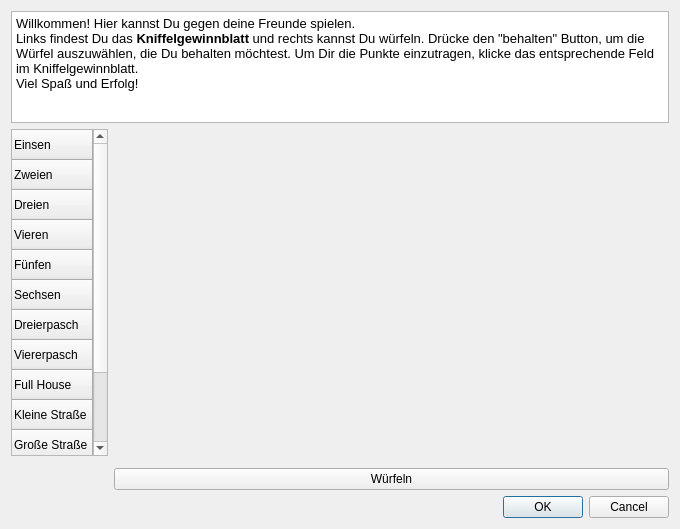
First picture: the form in spielmodusmultidialog.ui, repository michelfiedler/Kniffel.mrai, before the edit.
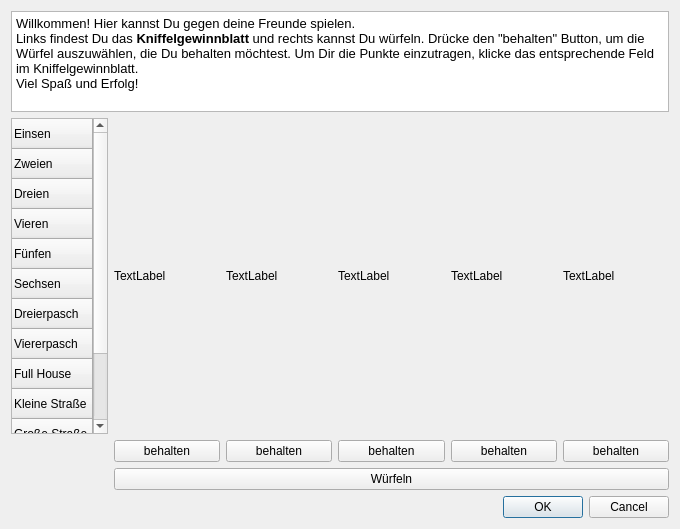
Second picture: the form after the edit.

Commit message: Weitere Strukturierung des SpielmodusDialogs

Diff of the .ui file:
```diff
--- a/spielmodusmultidialog.ui
+++ b/spielmodusmultidialog.ui
@@ -109,7 +109,82 @@
     </widget>
    </item>
    <item row="1" column="1">
-    <layout class="QHBoxLayout" name="horizontalLayout_3"/>
+    <layout class="QHBoxLayout" name="horizontalLayout_3">
+     <item>
+      <widget class="QLabel" name="qlW1">
+       <property name="text">
+        <string>TextLabel</string>
+       </property>
+      </widget>
+     </item>
+     <item>
+      <widget class="QLabel" name="qlW2">
+       <property name="text">
+        <string>TextLabel</string>
+       </property>
+      </widget>
+     </item>
+     <item>
+      <widget class="QLabel" name="qlW3">
+       <property name="text">
+        <string>TextLabel</string>
+       </property>
+      </widget>
+     </item>
+     <item>
+      <widget class="QLabel" name="qlW4">
+       <property name="text">
+        <string>TextLabel</string>
+       </property>
+      </widget>
+     </item>
+     <item>
+      <widget class="QLabel" name="qlW5">
+       <property name="text">
+        <string>TextLabel</string>
+       </property>
+      </widget>
+     </item>
+    </layout>
+   </item>
+   <item row="2" column="1">
+    <layout class="QGridLayout" name="gridLayout_3">
+     <item row="0" column="0">
+      <widget class="QPushButton" name="pBW1">
+       <property name="text">
+        <string>behalten</string>
+       </property>
+      </widget>
+     </item>
+     <item row="0" column="3">
+      <widget class="QPushButton" name="pBW4">
+       <property name="text">
+        <string>behalten</string>
+       </property>
+      </widget>
+     </item>
+     <item row="0" column="2">
+      <widget class="QPushButton" name="pBW3">
+       <property name="text">
+        <string>behalten</string>
+       </property>
+      </widget>
+     </item>
+     <item row="0" column="1">
+      <widget class="QPushButton" name="pBW2">
+       <property name="text">
+        <string>behalten</string>
+       </property>
+      </widget>
+     </item>
+     <item row="0" column="4">
+      <widget class="QPushButton" name="pBW5">
+       <property name="text">
+        <string>behalten</string>
+       </property>
+      </widget>
+     </item>
+    </layout>
    </item>
    <item row="3" column="1">
     <widget class="QPushButton" name="pBwuerfeln">
```
Left out of the diff: 3 changed lines with no effect on the pictures. The commit also changes 1 other file.
